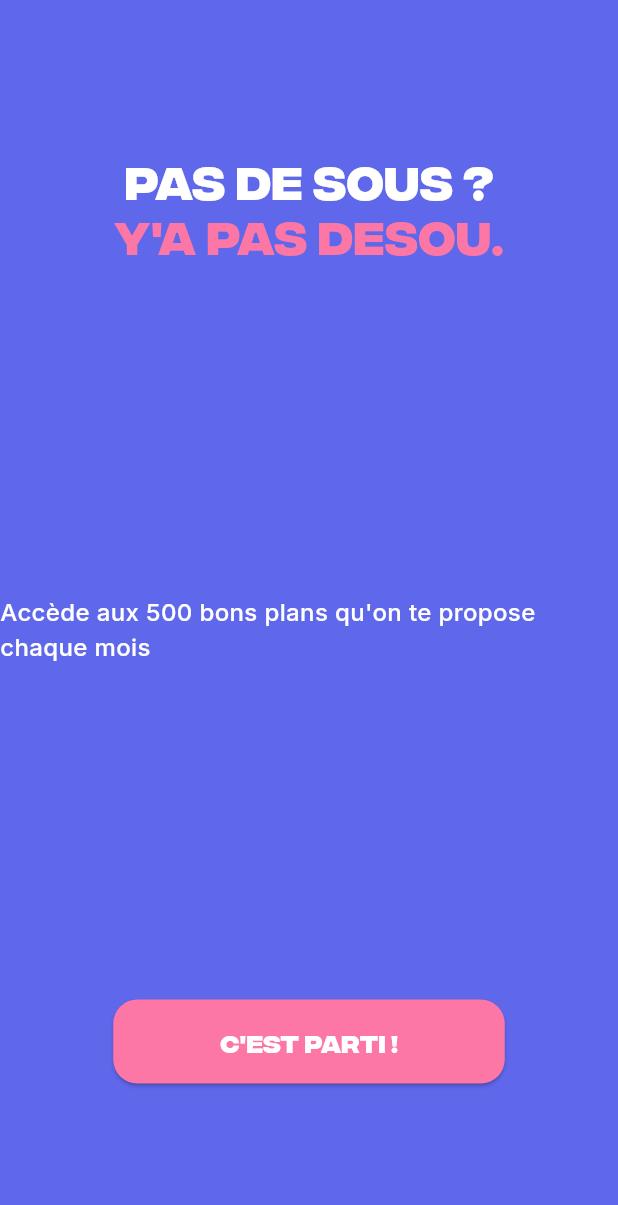
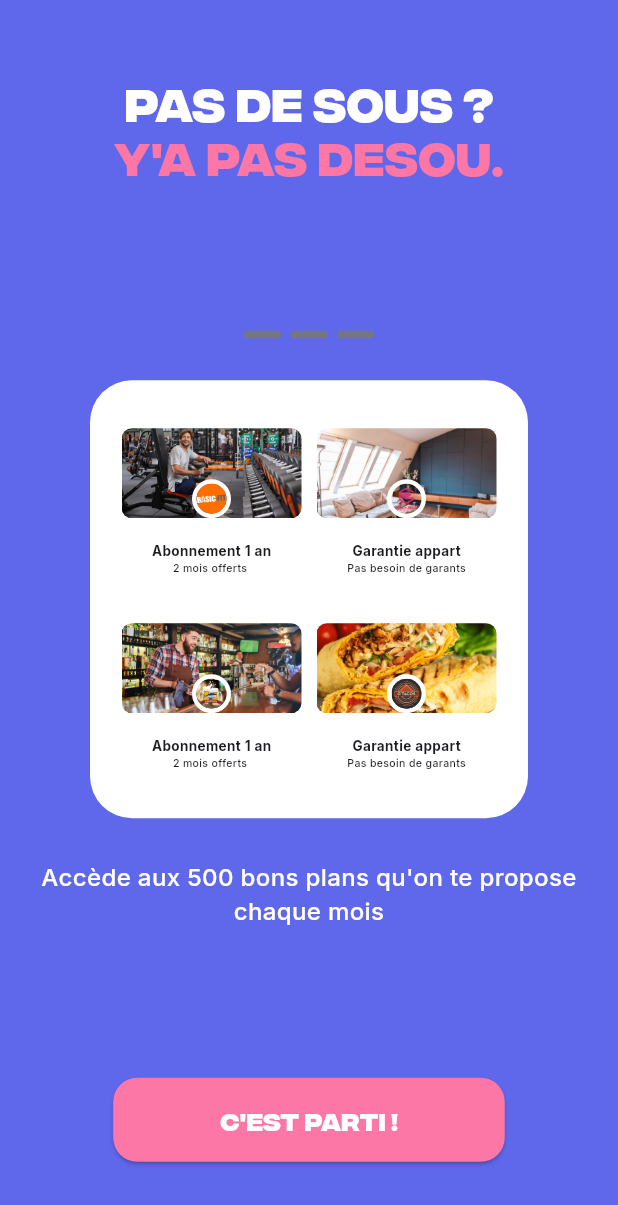
Before and after one commit to eliottignoble/feeder_app, a Flutter app: the screen it shows after launch, on a phone screen of 412 x 824 dp. Shown: the top 1205 px of the screen. Run offline on Flutter 3.47's test engine with Material 3 defaults, Android fonts, the light colour scheme and no system bars; our stand-ins replace go_router, shared_preferences.

Commit message:
:memo: added caroussel

```diff
--- /dev/null
+++ b/devtools_options.yaml
@@ -0,0 +1,3 @@
+description: This file stores settings for Dart & Flutter DevTools.
+documentation: https://docs.flutter.dev/tools/devtools/extensions#configure-extension-enablement-states
+extensions:
--- a/lib/assets/images.dart
+++ b/lib/assets/images.dart
@@ -1,5 +1,5 @@
 class CustomImages {
-  static const String pathImages = "assets/images";
+  static const String pathImages = "lib/assets/images";
   static const String logos = "$pathImages/logos";
 
   static const String lobarBar = "$logos/bar.jpg";
@@ -8,11 +8,11 @@ class CustomImages {
   static const String logoBasicFeet = "$logos/basic_feet.png";
   static const String basicFeet = "$pathImages/basic_feet.png";
 
-  static const String logoHotel = "$logos/hotel.jpg";
+  static const String logoHotel = "$logos/hotel.png";
   static const String hotel = "$pathImages/hotel.jpg";
 
   static const String killian = "$pathImages/killian.png";
 
-  static const String logosTacos = "$logos/tacos.png";
-  static const String tacos = "$logos/tacos.jpg";
+  static const String logosTacos = "$logos/tacos.jpg";
+  static const String tacos = "$pathImages/tacos.png";
 }
--- a/lib/assets/typography.dart
+++ b/lib/assets/typography.dart
@@ -22,4 +22,16 @@ class CustomTextStyles {
     fontSize: 16,
     fontWeight: FontWeight.w500,
   );
+
+  static const TextStyle cardsOnboardingTitle = TextStyle(
+    fontFamily: inter,
+    fontSize: 9,
+    fontWeight: FontWeight.w700,
+  );
+
+  static const TextStyle cardsOnboardingsDescription = TextStyle(
+    fontFamily: inter,
+    fontSize: 7,
+    fontWeight: FontWeight.w500,
+  );
 }
--- /dev/null
+++ b/lib/features/onboarding/presentation/components/cards-onboarding.dart
@@ -0,0 +1,162 @@
+import 'package:feeed/assets/colors.dart';
+import 'package:feeed/assets/images.dart';
+import 'package:feeed/assets/typography.dart';
+import 'package:flutter/material.dart';
+
+class CardsOnboarding extends StatelessWidget {
+  const CardsOnboarding({super.key});
+
+  @override
+  Widget build(BuildContext context) {
+    // 1️⃣ Créer les sous-listes (4 images par card)
+    List<List<ImageInfoCards>> chunkedImages = [];
+    for (var i = 0; i < ImageInfoCards.values.length; i += 4) {
+      chunkedImages.add(
+        ImageInfoCards.values.sublist(
+          i,
+          (i + 4).clamp(0, ImageInfoCards.values.length),
+        ),
+      );
+    }
+
+    return CarouselView(
+      backgroundColor: CustomColors.white,
+      scrollDirection: Axis.horizontal,
+      itemExtent: 300,
+      itemSnapping: true,
+      children: chunkedImages.map((sublist) {
+        final index = sublist.length;
+        print(chunkedImages.length);
+        return Column(
+          children: [
+            Padding(
+              padding: const EdgeInsets.all(16),
+              child: Column(
+                children: [
+                  GridView.count(
+                    shrinkWrap: true,
+                    crossAxisCount: 2,
+                    physics: const NeverScrollableScrollPhysics(),
+                    children: sublist.map((img) {
+                      return Column(
+                        mainAxisAlignment: MainAxisAlignment.center,
+                        crossAxisAlignment: CrossAxisAlignment.center,
+                        children: [
+                          Stack(
+                            alignment: Alignment.bottomCenter,
+                            children: [
+                              ClipRRect(
+                                borderRadius: BorderRadius.circular(7),
+                                child: Image.asset(
+                                  img.imagePath,
+                                  fit: BoxFit.cover,
+                                  width: 120,
+                                  height: 60,
+                                ),
+                              ),
+                              Container(
+                                decoration: BoxDecoration(
+                                  borderRadius: BorderRadius.circular(20),
+                                  border: Border.all(
+                                    color: CustomColors.white,
+                                    width: 3,
+                                  ),
+                                ),
+                                child: ClipRRect(
+                                  borderRadius: BorderRadius.circular(20),
+                                  child: Image.asset(
+                                    img.imageLogo,
+                                    width: 20,
+                                    height: 20,
+                                  ),
+                                ),
+                              ),
+                            ],
+                          ),
+                          const SizedBox(height: 15),
+                          Text(
+                            img.title,
+                            style: CustomTextStyles.cardsOnboardingTitle,
+                            textAlign: TextAlign.start,
+                          ),
+                          Text(
+                            img.subtitle,
+                            style: CustomTextStyles.cardsOnboardingsDescription,
+                            textAlign: TextAlign.start,
+                          ),
+                        ],
+                      );
+                    }).toList(),
+                  ),
+                ],
+              ),
+            ),
+          ],
+        );
+      }).toList(),
+    );
+  }
+}
+
+enum ImageInfoCards {
+  image1(
+    CustomImages.basicFeet,
+    CustomImages.logoBasicFeet,
+    'Abonnement 1 an',
+    '2 mois offerts ',
+  ),
+  image2(
+    CustomImages.hotel,
+    CustomImages.logoHotel,
+    'Garantie appart',
+    'Pas besoin de garants',
+  ),
+  image3(
+    CustomImages.bar,
+    CustomImages.lobarBar,
+    'Abonnement 1 an',
+    '2 mois offerts ',
+  ),
+  image4(
+    CustomImages.tacos,
+    CustomImages.logosTacos,
+    'Garantie appart',
+    'Pas besoin de garants',
+  ),
+  image5(
+    CustomImages.logoBasicFeet,
+    CustomImages.basicFeet,
+    'Abonnement 1 an',
+    '2 mois offerts ',
+  ),
+  image6(
+    CustomImages.hotel,
+    CustomImages.logoHotel,
+    'Garantie appart',
+    'Pas besoin de garants',
+  ),
+  image7(
+    CustomImages.bar,
+    CustomImages.lobarBar,
+    'Abonnement 1 an',
+    '2 mois offerts ',
+  ),
+  image8(
+    CustomImages.tacos,
+    CustomImages.logosTacos,
+    'Garantie appart',
+    'Pas besoin de garants',
+  );
+
+  const ImageInfoCards(
+    this.imagePath,
+    this.imageLogo,
+    this.title,
+    this.subtitle,
+  );
+
+  final String imagePath;
+  final String imageLogo;
+  final String title;
+  final String subtitle;
+}
--- a/lib/features/onboarding/presentation/steps/onboarding_start.dart
+++ b/lib/features/onboarding/presentation/steps/onboarding_start.dart
@@ -1,10 +1,10 @@
 import 'package:feeed/assets/colors.dart';
 import 'package:feeed/assets/typography.dart';
+import 'package:feeed/features/onboarding/presentation/components/cards-onboarding.dart';
 import 'package:feeed/features/shared/style/components/cta_button.dart';
 import 'package:feeed/providers/onboarding_providers.dart';
 import 'package:flutter/material.dart';
 import 'package:provider/provider.dart';
-import 'package:feeed/assets/typography.dart';
 
 class OnboardingStart extends StatelessWidget {
   const OnboardingStart({super.key});
@@ -15,9 +15,9 @@ class OnboardingStart extends StatelessWidget {
       backgroundColor: CustomColors.bg,
       body: Center(
         child: Column(
-          spacing: 20,
           mainAxisAlignment: MainAxisAlignment.spaceAround,
           children: [
+            // --- Titre principal ---
             Column(
               children: [
                 Text(
@@ -36,16 +36,55 @@ class OnboardingStart extends StatelessWidget {
                 ),
               ],
             ),
+
+            //  partie centrale
             Column(
+              spacing: 24,
               children: [
+                Row(
+                  mainAxisAlignment: MainAxisAlignment.center,
+                  spacing: 6,
+                  children: [
+                    Container(
+                      decoration: BoxDecoration(
+                        borderRadius: BorderRadius.circular(20),
+                        color: CustomColors.grey,
+                      ),
+                      height: 5,
+                      width: 25,
+                    ),
+                    Container(
+                      decoration: BoxDecoration(
+                        borderRadius: BorderRadius.circular(20),
+                        color: CustomColors.grey,
+                      ),
+                      height: 5,
+                      width: 25,
+                    ),
+                    Container(
+                      decoration: BoxDecoration(
+                        borderRadius: BorderRadius.circular(20),
+                        color: CustomColors.grey,
+                      ),
+                      height: 5,
+                      width: 25,
+                    ),
+                  ],
+                ),
+                // appelle du caroussel
+                Container(height: 300, width: 300, child: CardsOnboarding()),
+                // text
                 Text(
                   "Accède aux 500 bons plans qu'on te propose chaque mois",
                   style: CustomTextStyles.baseInter.copyWith(
                     color: CustomColors.white,
                   ),
+                  textAlign: TextAlign.center,
                 ),
               ],
             ),
+
+            // --- Bouton d'action ---
             CtaButton(
               text: "C'est parti !",
               onPressed: () async {
--- a/lib/router/router.dart
+++ b/lib/router/router.dart
@@ -80,7 +80,7 @@ class NavigationRouter {
       // si il est true et que l'url est /onboarding-step-1 alors on va sur la page /home
       if (oboardingProviders.isOnboardingCompleted &&
           state.matchedLocation == AppScreens.onboarding1.toPath) {
-        return AppScreens.home.toPath;
+        return AppScreens.login.toPath;
       }
       return null;
     },
```
